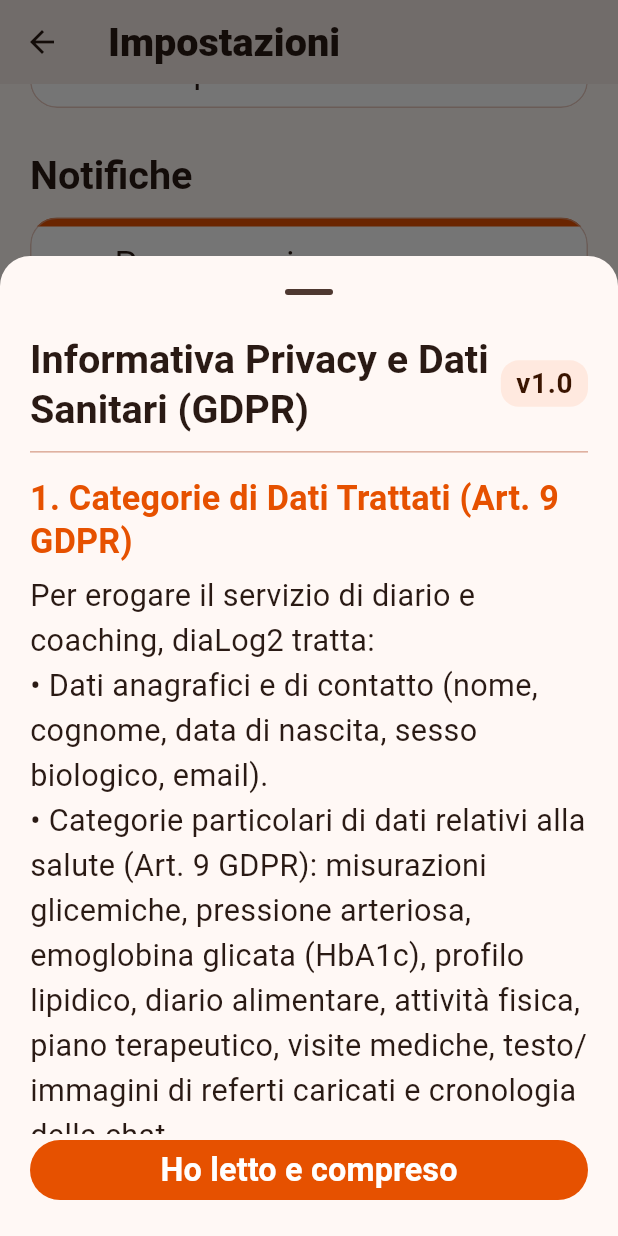
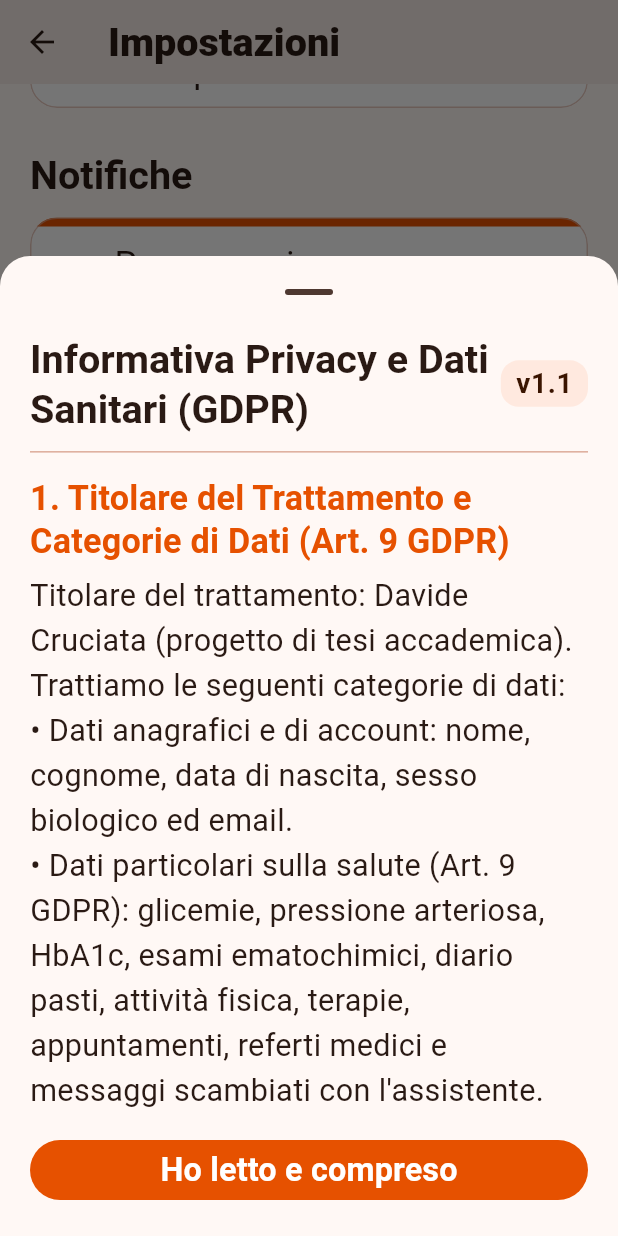
Before and after one commit to dade150/vitality-mobile, a Flutter app: the SettingsScreen screen opened by its route, scrolled down 576 dp, after a tap on "Informativa sulla privacy", on a phone screen of 412 x 824 dp. Run offline on Flutter 3.47's test engine with Material 3 defaults, Android fonts, the phone set to English and light mode, and no system bars; our stand-ins replace file_picker, flutter_local_notifications, flutter_secure_storage, flutter_timezone, flutter_tts, google_fonts and 4 more; accounts and stored records are empty; Roboto replaces fonts that are missing (Atkinson Hyperlegible); statements that could not run were skipped.

Commit message:
feat(privacy): aggiorna testi legali v1.1 e guida privacy allegati (A1/A2)

```diff
--- a/lib/models/request/registration_request.dart
+++ b/lib/models/request/registration_request.dart
@@ -20,8 +20,8 @@ class RegistrationData {
   final List<TherapyItem> therapies = [];
 
   // Step 3 - Credenziali e Consensi Legali (GDPR Art. 6.1.b, Art. 7, Art. 9.2.a)
-  static const String currentTermsVersion = '1.0';
-  static const String currentPrivacyVersion = '1.0';
+  static const String currentTermsVersion = '1.1';
+  static const String currentPrivacyVersion = '1.1';
 
   String email = '';
   String password = '';
--- a/lib/screens/auth/register_step2.dart
+++ b/lib/screens/auth/register_step2.dart
@@ -184,20 +184,20 @@ class _RegisterStep2CredentialsState extends State<RegisterStep2Credentials> {
               ),
             ),
             const SizedBox(height: 4),
-            // 2. Consenso Esplicito Dati Sanitari & AI (GDPR Art. 9.2.a & Art. 22)
+            // 2. Consenso Esplicito Dati Sanitari & AI (GDPR Art. 9.2.a)
             CheckboxListTile(
               contentPadding: EdgeInsets.zero,
               controlAffinity: ListTileControlAffinity.leading,
               value: widget.data.consensoPrivacy,
               onChanged: (v) => setState(() => widget.data.consensoPrivacy = v ?? false),
               title: Text(
-                'Presto il consenso esplicito (Art. 9.2.a GDPR) al trattamento dei miei dati relativi alla salute (glicemie, pasti, terapie, referti) e alla loro elaborazione – previa de-identificazione – tramite sistemi di Intelligenza Artificiale per ricevere supporto educazionale. *',
+                'Presto il consenso esplicito (Art. 9.2.a GDPR) al trattamento dei miei dati relativi alla salute e alla loro elaborazione protetta con l\'Intelligenza Artificiale per ricevere supporto ed educazione terapeutica. *',
                 style: theme.textTheme.bodyMedium?.copyWith(height: 1.35),
               ),
               subtitle: Padding(
                 padding: const EdgeInsets.only(top: 4),
                 child: Text(
-                  'Puoi revocare il consenso o cancellare i tuoi dati in qualsiasi momento dalle Impostazioni.',
+                  'Puoi revocare il consenso ed eliminare tutti i tuoi dati in qualsiasi momento da Impostazioni > Privacy.',
                   style: theme.textTheme.bodySmall?.copyWith(
                     color: colorScheme.onSurfaceVariant,
                   ),
--- a/lib/screens/chat/chat_screen.dart
+++ b/lib/screens/chat/chat_screen.dart
@@ -228,6 +228,32 @@ class _ChatScreenState extends State<ChatScreen> {
                     Navigator.pop(modalContext);
                     _pickPdf();
                   },
+                ),
+                const SizedBox(height: 8),
+                Container(
+                  margin: const EdgeInsets.symmetric(horizontal: 16),
+                  padding: const EdgeInsets.all(12),
+                  decoration: BoxDecoration(
+                    color: cs.surfaceContainerHighest.withValues(alpha: 0.6),
+                    borderRadius: BorderRadius.circular(12),
+                    border: Border.all(color: cs.outlineVariant.withValues(alpha: 0.6)),
+                  ),
+                  child: Row(
+                    crossAxisAlignment: CrossAxisAlignment.start,
+                    children: [
+                      Icon(Icons.privacy_tip_outlined, size: 20, color: cs.primary),
+                      const SizedBox(width: 10),
+                      Expanded(
+                        child: Text(
+                          'Tutela privacy: per foto o scansioni di referti cartacei, ti consigliamo di non inquadrare o coprire l\'intestazione con Nome e Codice Fiscale.',
+                          style: theme.textTheme.bodySmall?.copyWith(
+                            height: 1.35,
+                            color: cs.onSurfaceVariant,
+                          ),
+                        ),
+                      ),
+                    ],
+                  ),
                 ),
               ],
             ),
--- a/lib/widgets/legal_documents_sheet.dart
+++ b/lib/widgets/legal_documents_sheet.dart
@@ -14,8 +14,8 @@ class LegalDocumentsSheet extends StatelessWidget {
     required this.sections,
   });
 
-  static const String currentTermsVersion = '1.0';
-  static const String currentPrivacyVersion = '1.0';
+  static const String currentTermsVersion = '1.1';
+  static const String currentPrivacyVersion = '1.1';
 
   static Future<void> showTermsOfService(BuildContext context) {
     return showModalBottomSheet<void>(
@@ -53,67 +53,74 @@ class LegalDocumentsSheet extends StatelessWidget {
 
   static const List<LegalSection> _termsSections = [
     LegalSection(
-      heading: '1. Natura del Servizio (Health Coaching Educazionale)',
+      heading: '1. Cos\'è diaLog2',
       body:
-          'diaLog2 è un assistente conversazionale di supporto motivazionale, educazionale e di stile di vita dedicato alle persone con Diabete Mellito di Tipo 2.\n'
-          'L\'applicazione aiuta l\'utente a tenere traccia del proprio diario giornaliero (glicemie, pasti, attività fisica, terapie prescritte dal medico, appuntamenti e referti) e fornisce informazioni educative basate su linee guida cliniche ufficiali.',
+          'diaLog2 è un assistente conversazionale di supporto per persone con Diabete Mellito di Tipo 2.\n'
+          'Ti aiuta a registrare e consultare il tuo diario quotidiano (glicemie, pressione, pasti, attività fisica, terapie prescritte dal medico, visite e referti) e offre indicazioni educazionali e motivazionali basate su linee guida cliniche ufficiali.',
     ),
     LegalSection(
-      heading: '2. Esclusione di Dispositivo Medico (MDR UE 2017/745)',
+      heading: '2. Cosa NON è (Esclusione Dispositivo Medico MDR UE 2017/745)',
       body:
-          'diaLog2 NON è un dispositivo medico ai sensi del Regolamento (UE) 2017/745 (MDR) e non sostituisce in alcun modo il medico curante o il diabetologo.\n'
-          '• L\'assistente AI non formula diagnosi mediche.\n'
-          '• L\'assistente AI non prescrive farmaci e non suggerisce né modifica dosaggi di insulina o di ipoglicemizzanti orali.\n'
-          '• Qualsiasi decisione terapeutica o clinica deve essere sempre concordata con il proprio medico.',
+          'diaLog2 NON è un dispositivo medico e non sostituisce in alcun modo il medico curante o il diabetologo.\n'
+          '• L\'applicazione non effettua diagnosi mediche.\n'
+          '• L\'assistente non prescrive farmaci né modifica dosaggi di insulina o di ipoglicemizzanti orali.\n'
+          '• Qualsiasi scelta terapeutica o variazione di cura deve essere sempre concordata con il proprio medico.',
     ),
     LegalSection(
       heading: '3. Gestione delle Emergenze Sanitarie',
       body:
-          'diaLog2 non è un servizio di pronto soccorso né di telemedicina d\'urgenza. In presenza di sintomi acuti (ipoglicemia severa, iperglicemia critica, dolore toracico, difficoltà respiratoria, stato confusionale o malessere improvviso), non attendere la risposta dell\'app: contatta immediatamente il 112 o recati al Pronto Soccorso.',
+          'diaLog2 non è un servizio di pronto soccorso né di telemedicina d\'urgenza. In caso di sintomi acuti o malessere improvviso (ipoglicemie severe, chetoacidosi, dolore toracico, difficoltà respiratoria, perdita di sensi), non attendere le risposte dell\'app: contatta immediatamente il 112/118 o recati al Pronto Soccorso.',
     ),
     LegalSection(
-      heading: '4. Conferma Umana dei Dati Estratti (Human-in-the-Loop)',
+      heading: '4. Controllo e Conferma Umana dei Dati (Art. 14 EU AI Act)',
       body:
-          'Ai sensi dell\'Art. 14 dell\'EU AI Act, nessun dato clinico estratto dalla conversazione o dalle foto/PDF dei referti viene salvato automaticamente nel diario senza la tua verifica e conferma esplicita tramite le apposite schede di proposta.',
+          'Tutti i valori clinici estratti dalle conversazioni o dai documenti caricati vengono salvati nel diario solo ed esclusivamente dopo che li hai verificati e confermati tramite le apposite schede di proposta.',
+    ),
+    LegalSection(
+      heading: '5. Finalità di Tesi Accademica e Responsabilità',
+      body:
+          'L\'applicazione è un prototipo di ricerca sviluppato a scopo accademico e di tesi di laurea, fornito "così com\'è". L\'utente è responsabile della veridicità e accuratezza delle informazioni inserite.',
     ),
   ];
 
   static const List<LegalSection> _privacySections = [
     LegalSection(
-      heading: '1. Categorie di Dati Trattati (Art. 9 GDPR)',
+      heading: '1. Titolare del Trattamento e Categorie di Dati (Art. 9 GDPR)',
       body:
-          'Per erogare il servizio di diario e coaching, diaLog2 tratta:\n'
-          '• Dati anagrafici e di contatto (nome, cognome, data di nascita, sesso biologico, email).\n'
-          '• Categorie particolari di dati relativi alla salute (Art. 9 GDPR): misurazioni glicemiche, pressione arteriosa, emoglobina glicata (HbA1c), profilo lipidico, diario alimentare, attività fisica, piano terapeutico, visite mediche, testo/immagini di referti caricati e cronologia della chat.',
+          'Titolare del trattamento: Davide Cruciata (progetto di tesi accademica).\n'
+          'Trattiamo le seguenti categorie di dati:\n'
+          '• Dati anagrafici e di account: nome, cognome, data di nascita, sesso biologico ed email.\n'
+          '• Dati particolari sulla salute (Art. 9 GDPR): glicemie, pressione arteriosa, HbA1c, esami ematochimici, diario pasti, attività fisica, terapie, appuntamenti, referti medici e messaggi scambiati con l\'assistente.',
     ),
     LegalSection(
       heading: '2. Basi Giuridiche del Trattamento (Art. 6 e Art. 9 GDPR)',
       body:
-          '• Esecuzione del contratto di servizio (Art. 6.1.b GDPR): per la gestione dell\'account e delle funzionalità base dell\'applicazione.\n'
-          '• Consenso esplicito dell\'interessato (Art. 9.2.a e Art. 22 GDPR): per il trattamento dei dati relativi alla salute e per la loro elaborazione – previa rigorosa de-identificazione – tramite modelli di Intelligenza Artificiale (Google Cloud Vertex AI, regione Unione Europea).',
+          '• Esecuzione del contratto di servizio (Art. 6.1.b GDPR): per l\'erogazione delle funzionalità dell\'applicazione e la gestione del profilo.\n'
+          '• Consenso esplicito dell\'interessato (Art. 9.2.a GDPR): per il trattamento dei dati relativi alla salute e la loro elaborazione tramite modelli di Intelligenza Artificiale a fini di coaching educazionale.',
     ),
     LegalSection(
-      heading: '3. Privacy-by-Design e De-identificazione prima dell\'IA',
+      heading: '3. Elaborazione con Intelligenza Artificiale e Trattamento Documenti',
       body:
-          'Prima di inviare qualsiasi quesito o testo di referto al modello linguistico (Vertex AI EU):\n'
-          '• I metadati EXIF/GPS vengono rimossi dalle immagini caricate.\n'
-          '• I PDF digitali vengono ispezionati in memoria RAM rimuovendo Codici Fiscali, numeri di telefono, indirizzi email, indirizzi fisici e nomi di ospedali.\n'
-          '• Il nome del paziente e del medico vengono sostituiti con segnaposto anonimi ({{NOME}}, {{MEDICO}}) e re-idratati solo sul tuo dispositivo.\n'
-          '• I dati non vengono mai utilizzati per addestrare modelli di Intelligenza Artificiale di terze parti.',
+          'L\'elaborazione dell\'assistente conversazionale avviene tramite Google Cloud Vertex AI (modelli Gemini) nella regione Unione Europea:\n'
+          '• PDF digitali nativi: il testo viene estratto in memoria e pseudonimizzato prima dell\'invio (rimozione automatica di Codice Fiscale, nominativi, contatti, indirizzi e strutture ospedaliere).\n'
+          '• Immagini e PDF scansionati: vengono trasmessi in modalità multimodale protetta per la sola lettura ottica ed estrazione clinica. Si raccomanda di coprire o non inquadrare il nome e il Codice Fiscale prima dello scatto o del caricamento.\n'
+          '• Archiviazione del file originale: una copia del documento caricato (con metadati EXIF e GPS rimossi) viene conservata nel tuo spazio cloud privato protetto da isolamento Row-Level Security (RLS), accessibile solo a te, per consentirti di consultarlo e riscaricarlo in qualunque momento.\n'
+          '• I dati non vengono mai utilizzati per addestrare modelli di Intelligenza Artificiale pubblici o di terze parti.',
     ),
     LegalSection(
-      heading: '4. Conservazione dei Dati e Sicurezza (Art. 5.1.e e Art. 32 GDPR)',
+      heading: '4. Conservazione dei Dati e Misure di Sicurezza (Art. 5 e Art. 32 GDPR)',
       body:
-          'I dati sono protetti nel database Supabase tramite isolamento crittografico Row-Level Security (RLS) associato esclusivamente al tuo utente. La cronologia delle conversazioni può essere cancellata in ogni momento dall\'utente ed è soggetta a limitazione della conservazione.',
+          'I dati risiedono su infrastruttura Supabase (regione UE) con trasmissione protetta da cifratura TLS 1.3 e isolamento dei dati per singolo utente tramite politiche PostgreSQL Row-Level Security (RLS).\n'
+          'Le conversazioni di chat sono conservate fino a un massimo di 12 mesi o fino alla cancellazione manuale.',
     ),
     LegalSection(
-      heading: '5. Diritti dell\'Interessato (Art. 7.3 e Artt. 15–22 GDPR)',
+      heading: '5. Diritti dell\'Interessato e Revoca del Consenso (Artt. 15–22 GDPR)',
       body:
-          'Dalla sezione Impostazioni > Privacy e Dati Sanitari puoi in qualsiasi momento:\n'
-          '• Consultare lo stato dei consensi prestati e i presenti documenti.\n'
-          '• Scaricare una copia integrale dei tuoi dati sanitari in formato strutturato JSON (Diritto alla Portabilità - Art. 20 GDPR).\n'
-          '• Cancellare l\'intera cronologia delle conversazioni con l\'assistente.\n'
-          '• Revocare il consenso ed eliminare definitivamente il tuo account e tutti i dati sanitari associati (Diritto all\'Oblio - Art. 17 GDPR).',
+          'Dalla sezione Impostazioni > Privacy e Dati Sanitari puoi in qualunque momento:\n'
+          '• Esportare una copia integrale dei tuoi dati sanitari in formato JSON strutturato (Diritto alla Portabilità - Art. 20 GDPR).\n'
+          '• Cancellare l\'intera cronologia delle conversazioni.\n'
+          '• Eliminare definitivamente il tuo account e tutti i dati associati (Diritto all\'Oblio - Art. 17 GDPR), revocando contemporaneamente il consenso prestato.\n'
+          'Hai inoltre il diritto di proporre reclamo all\'Autorità Garante per la Protezione dei Dati Personali (www.garanteprivacy.it).',
     ),
   ];
 
```
